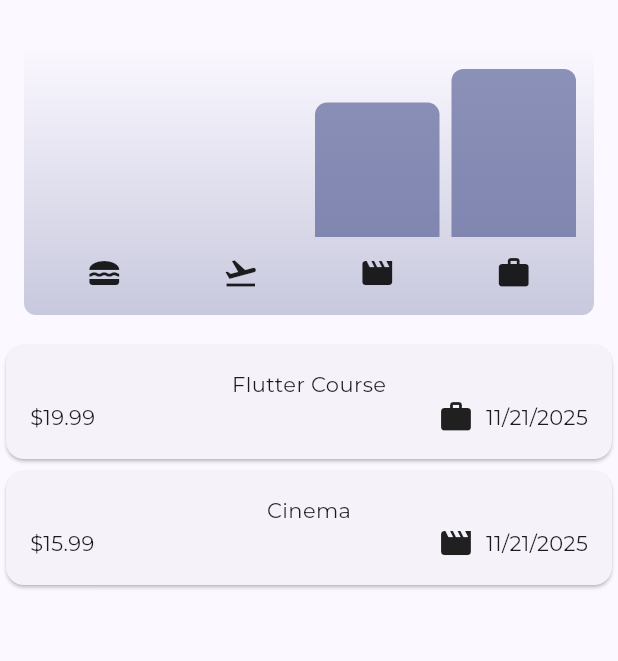
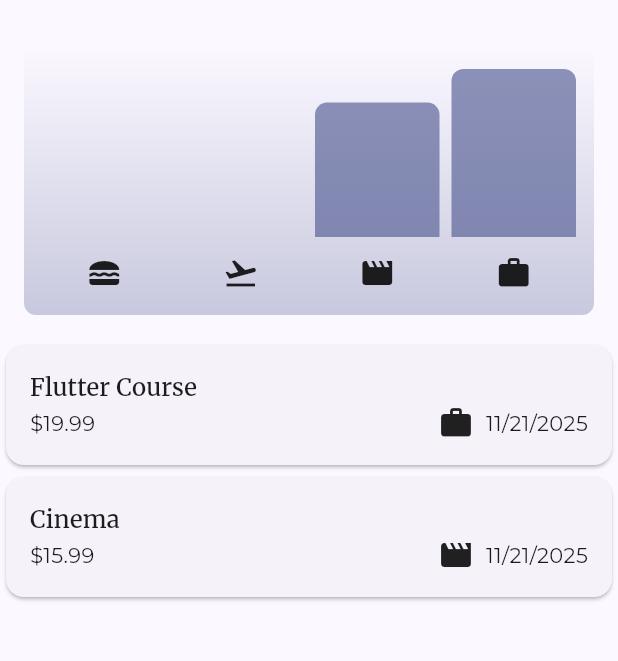
Before and after one commit to jardinefaner/expense_tracker2, a Flutter app: the screen it shows after launch, on a phone screen of 412 x 824 dp, the part 63-724 px from its top. Run offline on Flutter 3.47's test engine with Material 3 defaults, Android fonts, the phone set to English and light mode, and no system bars; our stand-ins replace google_fonts.

Commit message:
style: Update expense item text style and dismissal background

```diff
--- a/lib/widgets/expenses_list/expense_item.dart
+++ b/lib/widgets/expenses_list/expense_item.dart
@@ -18,8 +18,9 @@ class ExpenseItem extends StatelessWidget {
       child: Padding(
         padding: const EdgeInsets.symmetric(horizontal: 16, vertical: 16),
         child: Column(
+          crossAxisAlignment: CrossAxisAlignment.start,
           children: [
-            Text(expense.title),
+            Text(expense.title, style: Theme.of(context).textTheme.titleMedium),
             Row(
               children: [
                 Text('\$${expense.amount.toStringAsFixed(2)}'),
--- a/lib/widgets/expenses_list/expenses_list.dart
+++ b/lib/widgets/expenses_list/expenses_list.dart
@@ -22,6 +22,7 @@ class ExpensesList extends StatelessWidget {
       itemCount: expenses.length,
       itemBuilder: (context, index) => Dismissible(
         key: ValueKey(expenses[index].id),
+        background: Container(color: Theme.of(context).colorScheme.error),
         onDismissed: (direction) {
           onRemoveExpense(expenses[index]);
         },
```
